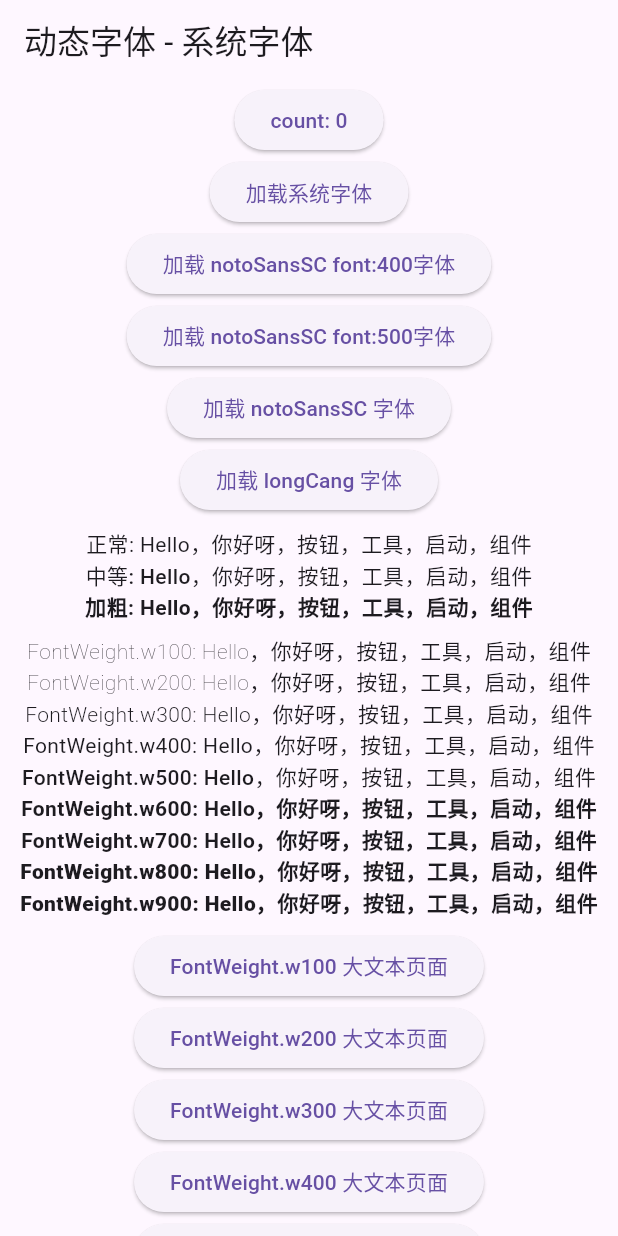
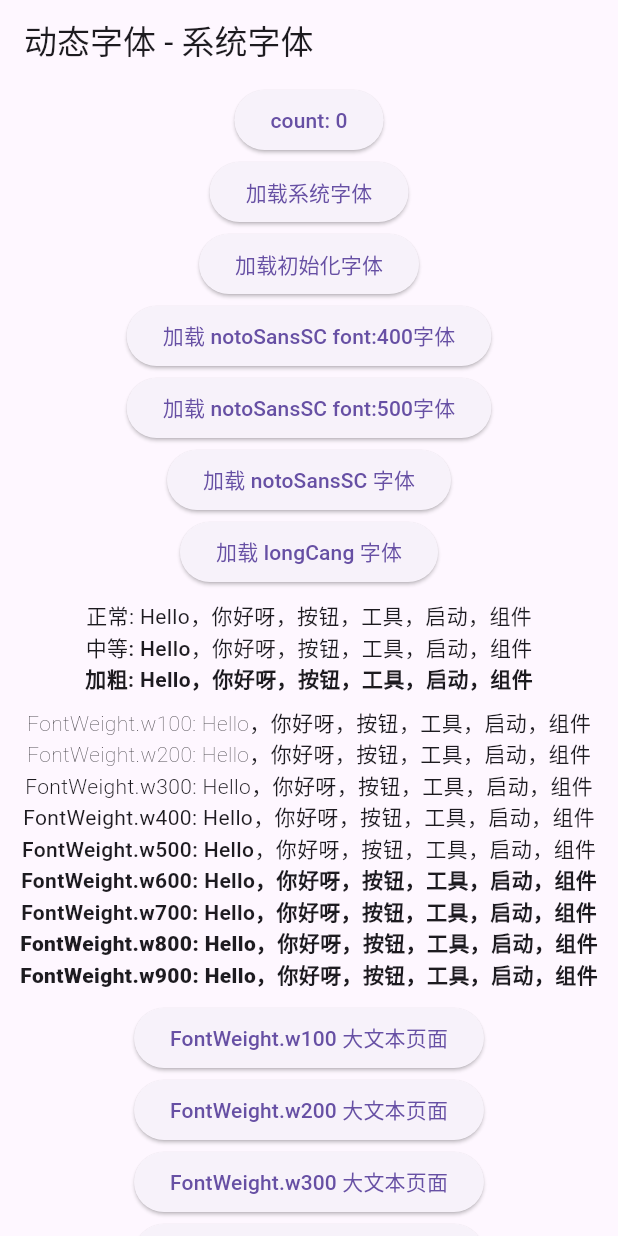
Before and after one commit to luoyi58624/luoyi_flutter_font, a Flutter app: the screen it shows after launch, on a phone screen of 412 x 824 dp. Run offline on Flutter 3.47's test engine with Material 3 defaults, Android fonts, the phone set to English and light mode, and no system bars; our stand-ins replace device_info_plus, localstorage; missing offline and left inert: luoyi_dart_base, mini_getx; statements that could not run were skipped.

Commit message:
chore: 新增加载初始化字体变量

```diff
--- a/example/lib/main.dart
+++ b/example/lib/main.dart
@@ -82,6 +82,15 @@ class _HomePageState extends State<HomePage> {
                         fontFamily.value = FlutterFont.fontFamily;
                       },
                 child: const Text('加载系统字体'),
+              ),
+              ElevatedButton(
+                onPressed: loading
+                    ? null
+                    : () {
+                        FlutterFont.loadFont(FlutterFont.initialFont);
+                        fontFamily.value = FlutterFont.fontFamily;
+                      },
+                child: const Text('加载初始化字体'),
               ),
               ElevatedButton(
                 onPressed: loading
--- a/lib/luoyi_flutter_font.dart
+++ b/lib/luoyi_flutter_font.dart
@@ -24,6 +24,9 @@ class FlutterFont {
 
   /// 系统字体
   static const FlutterFontModel systemFont = FlutterFontModel(fontFamily: '');
+
+  /// 初始化的字体
+  static FlutterFontModel get initialFont => FlutterFont._initialFontModel;
 
   static late FlutterFontModel _initialFontModel;
 
```
